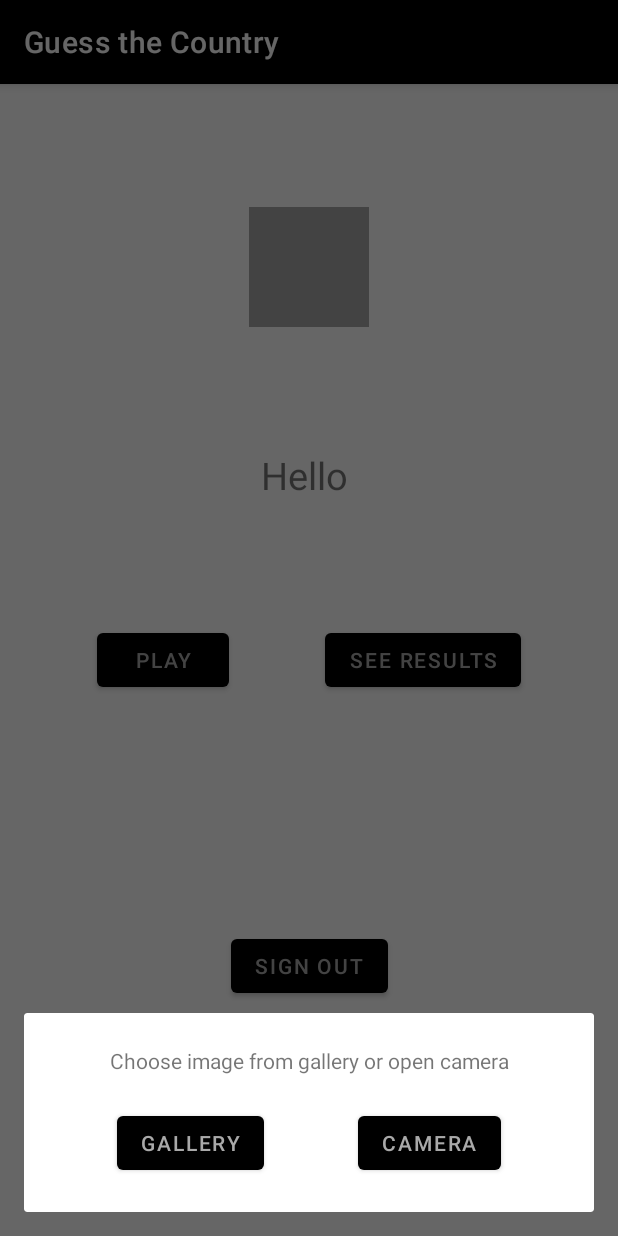
After one commit to amilosevic11/GuessTheCountry, an Android app: the fragment LoadImageDialog placed in its activity, on a phone screen of 412 x 824 dp. The commit adds this screen. Run offline under Robolectric (Android 15) with nearby library versions, the light colour scheme and no system bars; our stand-ins replace Firebase (no records; nobody signed in at launch, a user with empty details on screens opened directly).

Commit message:
Taking photos with camera and saving it in ImageView on PlayOrSeeResultsActivity

```diff
--- a/app/build.gradle
+++ b/app/build.gradle
@@ -47,6 +47,7 @@
 dependencies {
 
     implementation 'com.google.firebase:firebase-auth:21.0.1'
+    implementation 'com.google.firebase:firebase-storage:20.0.0'
     def koin_version= "3.0.1"
     implementation "io.insert-koin:koin-android:$koin_version"
 
@@ -74,4 +75,6 @@
     implementation("org.jetbrains.kotlinx:kotlinx-coroutines-android:1.5.0")
     implementation 'org.jetbrains.kotlinx:kotlinx-coroutines-core:1.5.0'
     implementation 'org.jetbrains.kotlinx:kotlinx-coroutines-play-services:1.5.0'
+
+    implementation 'com.google.android.material:material:1.3.0'
 }
--- a/app/src/main/java/com/example/amilosevic/guessthecountry/data/firebase/FirestoreDatabase.kt
+++ b/app/src/main/java/com/example/amilosevic/guessthecountry/data/firebase/FirestoreDatabase.kt
@@ -1,9 +1,11 @@
 package com.example.amilosevic.guessthecountry.data.firebase
 
 import com.google.firebase.firestore.FirebaseFirestore
+import com.google.firebase.storage.StorageReference
 
 class FirestoreDatabase(private val database: FirebaseFirestore) {
 
     //private val myRef = database.reference
 
+
 }
--- a/app/src/main/java/com/example/amilosevic/guessthecountry/di/KoinModules.kt
+++ b/app/src/main/java/com/example/amilosevic/guessthecountry/di/KoinModules.kt
@@ -1,5 +1,6 @@
 package com.example.amilosevic.guessthecountry.di
 
+import com.example.amilosevic.guessthecountry.data.firebase.CloudStorage
 import com.example.amilosevic.guessthecountry.data.firebase.FirestoreDatabase
 import com.example.amilosevic.guessthecountry.model.User
 import com.example.amilosevic.guessthecountry.data.firebase.FirebaseService
@@ -7,6 +8,8 @@
 import com.example.amilosevic.guessthecountry.viewmodels.RegistrationViewModel
 import com.google.firebase.auth.FirebaseAuth
 import com.google.firebase.database.FirebaseDatabase
+import com.google.firebase.firestore.FirebaseFirestore
+import com.google.firebase.storage.StorageReference
 import org.koin.androidx.viewmodel.dsl.viewModel
 import org.koin.dsl.module
 
@@ -16,5 +19,5 @@
 
 val viewModelModule = module {
     viewModel { RegistrationViewModel(FirebaseService(FirebaseAuth.getInstance())) }
-    viewModel { PlayOrSeeResultsViewModel(FirestoreDatabase(FirebaseDatabase.getInstance()))}
+    viewModel { PlayOrSeeResultsViewModel(FirestoreDatabase(FirebaseFirestore.getInstance()))}
 }
--- /dev/null
+++ b/app/src/main/java/com/example/amilosevic/guessthecountry/dialog/LoadImageDialog.kt
@@ -0,0 +1,64 @@
+package com.example.amilosevic.guessthecountry.dialog
+
+import android.app.Activity
+import android.content.Intent
+import android.graphics.Bitmap
+import android.os.Bundle
+import android.provider.MediaStore
+import android.util.Log
+import android.view.Gravity
+import android.view.LayoutInflater
+import android.view.View
+import android.view.ViewGroup
+import androidx.fragment.app.DialogFragment
+import androidx.lifecycle.Observer
+import com.example.amilosevic.guessthecountry.databinding.LoadImageDialogBinding
+import com.example.amilosevic.guessthecountry.viewmodels.PlayOrSeeResultsViewModel
+import com.example.amilosevic.guessthecountry.viewmodels.RegistrationViewModel
+import kotlinx.coroutines.CoroutineScope
+import kotlinx.coroutines.Dispatchers
+import kotlinx.coroutines.launch
+import org.koin.androidx.viewmodel.ext.android.viewModel
+
+class LoadImageDialog : DialogFragment()  {
+
+    private lateinit var binding: LoadImageDialogBinding
+    private val registrationViewModel by viewModel<RegistrationViewModel>()
+    private val playOrSeeResultsViewModel by viewModel<PlayOrSeeResultsViewModel>()
+
+    override fun onCreateView(
+        inflater: LayoutInflater,
+        container: ViewGroup?,
+        savedInstanceState: Bundle?
+    ): View? {
+        binding = LoadImageDialogBinding.inflate(layoutInflater)
+
+        binding.btnGallery.setOnClickListener {
+            val pickIntent = Intent()
+            pickIntent.type = "image/*"
+            pickIntent.action = Intent.ACTION_GET_CONTENT
+            activity?.startActivityForResult(Intent.createChooser(pickIntent, "Select Picture"), GALLERY_CODE)
+        }
+
+        binding.btnCamera.setOnClickListener {
+            val cameraIntent = Intent(MediaStore.ACTION_IMAGE_CAPTURE)
+            activity?.startActivityForResult(cameraIntent, CAMERA_CODE)
+        }
+
+        return binding.root
+    }
+
+    override fun onStart() {
+        super.onStart()
+        val width = (resources.displayMetrics.widthPixels)
+        val height = (resources.displayMetrics.heightPixels * 0.2).toInt()
+
+        dialog!!.window?.setLayout(width, height)
+        dialog!!.window?.setGravity(Gravity.BOTTOM)
+    }
+
+    companion object {
+        const val CAMERA_CODE = 42
+        const val GALLERY_CODE = 202
+    }
+}
--- a/app/src/main/java/com/example/amilosevic/guessthecountry/viewmodels/PlayOrSeeResultsViewModel.kt
+++ b/app/src/main/java/com/example/amilosevic/guessthecountry/viewmodels/PlayOrSeeResultsViewModel.kt
@@ -1,9 +1,22 @@
 package com.example.amilosevic.guessthecountry.viewmodels
 
+import android.graphics.Bitmap
+import androidx.lifecycle.MutableLiveData
 import androidx.lifecycle.ViewModel
 import com.example.amilosevic.guessthecountry.data.firebase.FirestoreDatabase
 
 class PlayOrSeeResultsViewModel(private val database: FirestoreDatabase) : ViewModel() {
 
+    var isImageTaken = MutableLiveData<Boolean>()
+    var takenImage = MutableLiveData<Bitmap?>()
 
+    fun sendImage(image: Bitmap) {
+        if(takenImage == null) {
+            takenImage.postValue(image)
+        }
+        else {
+            takenImage.value = null
+            takenImage.postValue(image)
+        }
+    }
 }
--- a/app/src/main/java/com/example/amilosevic/guessthecountry/viewmodels/RegistrationViewModel.kt
+++ b/app/src/main/java/com/example/amilosevic/guessthecountry/viewmodels/RegistrationViewModel.kt
@@ -27,7 +27,7 @@
     suspend fun login(email: String, password: String) {
         auth.login(email, password)
 
-        if(auth.isSigned()) {
+        if(auth.getCurrentUser() != null) {
             currentUser.postValue(auth.getCurrentUser())
             isSignedIn.postValue(isSigned())
         }
--- /dev/null
+++ b/app/src/main/res/layout/load_image_dialog.xml
@@ -0,0 +1,39 @@
+<?xml version="1.0" encoding="utf-8"?>
+<androidx.constraintlayout.widget.ConstraintLayout xmlns:android="http://schemas.android.com/apk/res/android"
+    android:layout_width="match_parent"
+    android:layout_height="wrap_content"
+    xmlns:app="http://schemas.android.com/apk/res-auto"
+    android:layout_gravity="bottom"
+    app:layout_anchorGravity="bottom">
+
+    <TextView
+        android:id="@+id/tv_dialog_title"
+        android:layout_width="wrap_content"
+        android:layout_height="wrap_content"
+        android:text="Choose image from gallery or open camera"
+        app:layout_constraintStart_toStartOf="parent"
+        app:layout_constraintEnd_toEndOf="parent"
+        app:layout_constraintTop_toTopOf="parent"
+        app:layout_constraintBottom_toTopOf="@id/btn_camera"/>
+
+    <Button
+        android:id="@+id/btn_gallery"
+        android:layout_width="wrap_content"
+        android:layout_height="wrap_content"
+        app:layout_constraintStart_toStartOf="parent"
+        app:layout_constraintEnd_toStartOf="@id/btn_camera"
+        app:layout_constraintTop_toBottomOf="@id/tv_dialog_title"
+        app:layout_constraintBottom_toBottomOf="parent"
+        android:text="GALLERY"/>
+
+    <Button
+        android:id="@+id/btn_camera"
+        android:layout_width="wrap_content"
+        android:layout_height="wrap_content"
+        app:layout_constraintStart_toEndOf="@id/btn_gallery"
+        app:layout_constraintEnd_toEndOf="parent"
+        app:layout_constraintTop_toBottomOf="@id/tv_dialog_title"
+        app:layout_constraintBottom_toBottomOf="parent"
+        android:text="CAMERA"/>
+
+</androidx.constraintlayout.widget.ConstraintLayout>
```
Also changed, not shown: app/src/main/java/com/example/amilosevic/guessthecountry/activities/LoginActivity.kt (+0 -11 lines), app/src/main/java/com/example/amilosevic/guessthecountry/activities/PlayOrSeeResultsActivity.kt (+51 -3 lines), app/src/main/java/com/example/amilosevic/guessthecountry/data/firebase/CloudStorage.kt (added, +7 -0 lines), app/src/main/res/layout/register_dialog.xml (+13 -2 lines).
